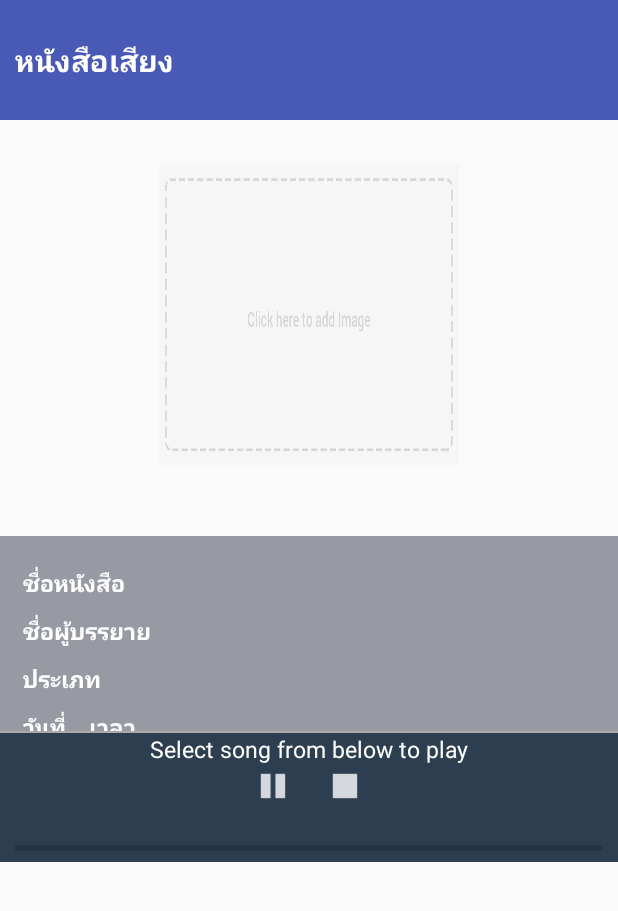
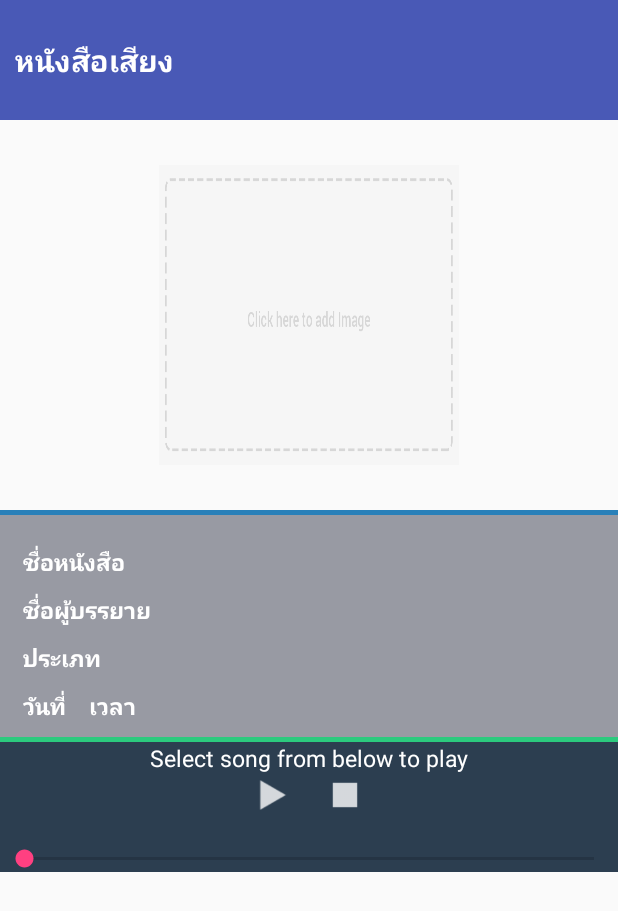
Before and after one commit to tasanapol/News, an Android app: the layout activity_single_audio_book.xml on its own in the app's theme, with its tools: preview values and no code run, on a phone screen of 412 x 824 dp. Shown: the top 911 px of the screen. Run offline under Robolectric (Android 15) with nearby library versions, the phone set to English and light mode, and no system bars.

Commit message:
Save Project 31 March 2017 SeekBar streaming media

```diff
--- a/app/src/main/AndroidManifest.xml
+++ b/app/src/main/AndroidManifest.xml
@@ -7,6 +7,7 @@
     <uses-permission android:name="android.permission.READ_EXTERNAL_STORAGE" />
     <uses-permission android:name="android.permission.WRITE_EXTERNAL_STORAGE" />
     <uses-permission android:name="android.permission.RECORD_AUDIO" />
+    <uses-permission android:name="android.permission.VIBRATE" />
 
     <application
         android:allowBackup="true"
--- a/app/src/main/java/com/example/art_cs19/news/PlayerConstants.java
+++ b/app/src/main/java/com/example/art_cs19/news/PlayerConstants.java
@@ -19,4 +19,5 @@ public class PlayerConstants {
 	public static Handler PLAY_PAUSE_HANDLER;
 	//handler for showing song progress defined in Activities(MainActivity, AudioPlayerActivity)
 	public static Handler PROGRESSBAR_HANDLER;
+
 }
--- a/app/src/main/res/layout/activity_single_audio_book.xml
+++ b/app/src/main/res/layout/activity_single_audio_book.xml
@@ -40,16 +40,22 @@
             android:adjustViewBounds="true"
             android:background="#333"
             android:scaleType="fitXY"
-            android:src="@drawable/add_btn" />
+            android:src="@drawable/add_btn"
+            android:layout_marginBottom="30dp"/>
 
     </LinearLayout>
+    <View
+        android:layout_width="match_parent"
+        android:layout_height="3dp"
+        android:background="@color/fbutton_color_belize_hole" />
+
 
     <LinearLayout
         android:layout_width="match_parent"
-        android:layout_height="130dp"
+        android:layout_height="wrap_content"
+        android:layout_marginTop="0dp"
         android:background="#989aa3"
-        android:orientation="vertical"
-        android:layout_marginTop="47dp">
+        android:orientation="vertical">
 
         <TextView
             android:id="@+id/tvShowNameBook"
@@ -83,6 +89,7 @@
             android:textColor="#FFFFFF"
             android:textSize="15dp"
             android:textStyle="bold" />
+
         <LinearLayout
             android:layout_width="match_parent"
             android:layout_height="wrap_content"
@@ -97,8 +104,8 @@
                 android:text="วันที่"
                 android:textColor="#FFFFFF"
                 android:textSize="15dp"
-        android:textStyle="bold"
-       />
+                android:textStyle="bold" />
+
             <TextView
                 android:id="@+id/tvShowTime"
                 android:layout_width="wrap_content"
@@ -109,10 +116,9 @@
                 android:textColor="#FFFFFF"
                 android:textSize="15dp"
                 android:textStyle="bold"
-        />
+                android:layout_marginBottom="10dp"/>
 
         </LinearLayout>
-
 
 
     </LinearLayout>
@@ -127,8 +133,8 @@
 
         <View
             android:layout_width="match_parent"
-            android:layout_height="1dp"
-            android:background="@android:color/darker_gray" />
+            android:layout_height="3dp"
+            android:background="@color/green" />
 
         <LinearLayout
             android:layout_width="match_parent"
@@ -168,7 +174,7 @@
                         android:layout_marginLeft="10dp"
                         android:layout_marginRight="10dp"
                         android:background="@drawable/ic_action_play"
-                        android:visibility="gone" />
+                        android:visibility="visible" />
 
                     <Button
                         android:id="@+id/btnPause"
@@ -177,7 +183,8 @@
                         android:layout_gravity="center_vertical"
                         android:layout_marginLeft="10dp"
                         android:layout_marginRight="10dp"
-                        android:background="@drawable/ic_action_pause" />
+                        android:background="@drawable/ic_action_pause"
+                        android:visibility="gone" />
 
 
                     <Button
@@ -188,7 +195,7 @@
                         android:layout_marginLeft="10dp"
                         android:layout_marginRight="10dp"
                         android:background="@drawable/ic_action_stop"
-                        android:saveEnabled="false"/>
+                        android:saveEnabled="false" />
 
                 </LinearLayout>
 
@@ -200,29 +207,33 @@
                     android:orientation="horizontal">
 
                     <TextView
-                        android:id="@+id/textBufferDuration"
+                        android:id="@+id/tvBuffer"
                         android:layout_width="wrap_content"
                         android:layout_height="wrap_content"
                         android:layout_weight="1"
-                        android:textColor="@color/white" />
+                        android:textColor="@color/white"
+                        android:text=""/>
 
                     <TextView
-                        android:id="@+id/textDuration"
+                        android:id="@+id/tvDuration"
                         android:layout_width="wrap_content"
                         android:layout_height="wrap_content"
                         android:layout_gravity="right"
-                        android:textColor="@color/white" />
+                        android:textColor="@color/white"
+                        android:text=""/>
+
                 </LinearLayout>
 
-                <ProgressBar
-                    android:id="@+id/progressBar"
-                    style="?android:attr/progressBarStyleHorizontal"
-                    android:layout_width="fill_parent"
-                    android:layout_height="wrap_content"
-                    android:layout_marginBottom="1dp"
-                    android:layout_marginLeft="10dp"
-                    android:layout_marginRight="10dp" />
+
+            </LinearLayout>
+
+
+
+        </LinearLayout>
+
+        <SeekBar
+            android:id="@+id/seekBar"
+            android:layout_width="match_parent"
+            android:layout_height="wrap_content" />
     </LinearLayout>
 </LinearLayout>
-    </LinearLayout>
-</LinearLayout>
```
Also changed, not shown: app/src/main/java/com/example/art_cs19/news/SingleAudioBookActivity.java (+158 -35 lines). Lines whose indentation alone changed are shown as unchanged.
